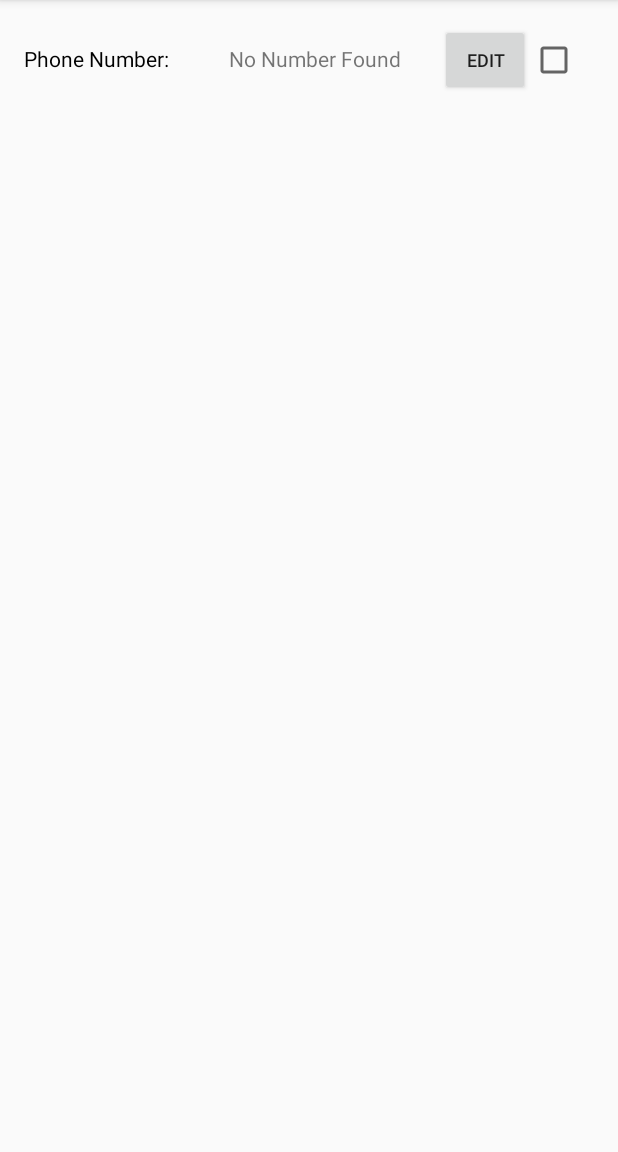
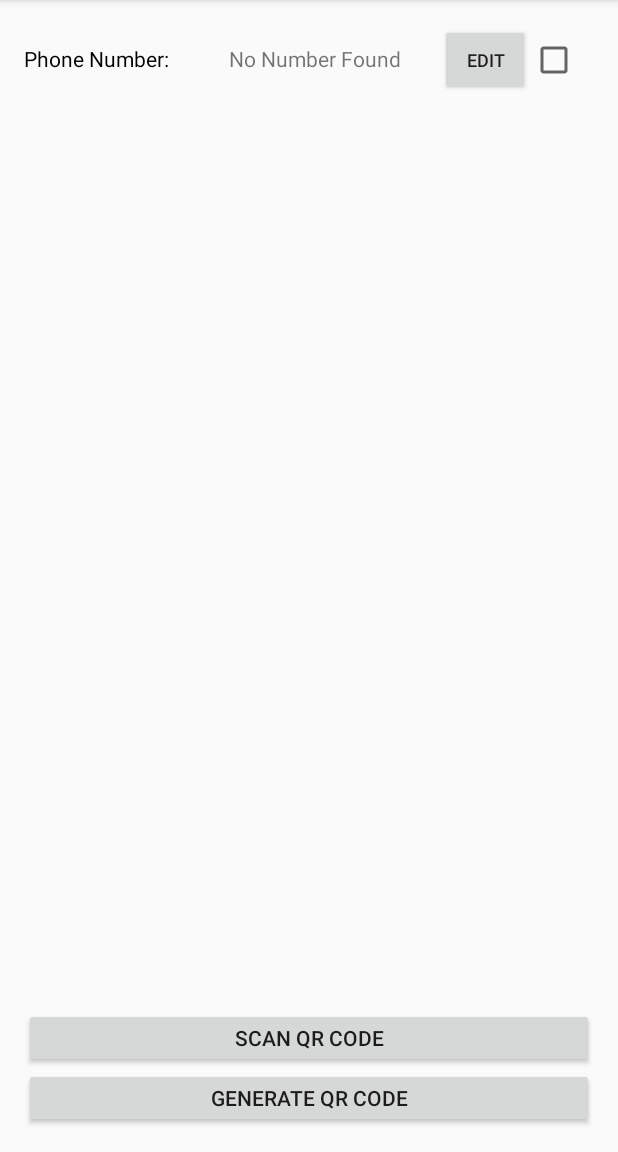
Before and after one commit to eugene-galkine/ContactConnect0, an Android app: the MainActivity screen opened directly, with no data from a screen before it, on a phone screen of 412 x 824 dp, the part 84-1236 px from its top. Run offline under Robolectric (Android 15) with nearby library versions, the phone set to English and light mode, and no system bars; libraries missing offline, so code that uses them is left out: com.journeyapps.barcodescanner.

```diff
--- a/app/build.gradle
+++ b/app/build.gradle
@@ -27,4 +27,6 @@ dependencies {
     compile 'com.android.support:appcompat-v7:24.2.1'
     compile 'com.android.support:design:24.2.1'
     testCompile 'junit:junit:4.12'
+    compile 'com.journeyapps:zxing-android-embedded:3.2.0@aar'
+    compile 'com.google.zxing:core:3.2.1'
 }
--- a/app/src/main/java/com/eg/contactconnect0/IContact.java
+++ b/app/src/main/java/com/eg/contactconnect0/IContact.java
@@ -19,4 +19,6 @@ public abstract class IContact
     }
 
     public abstract void editData();
+
+    public abstract String getQRData();
 }
--- a/app/src/main/java/com/eg/contactconnect0/PhoneConnection.java
+++ b/app/src/main/java/com/eg/contactconnect0/PhoneConnection.java
@@ -14,6 +14,7 @@ public class PhoneConnection extends IContact
 {
     private TelephonyManager tMgr;
     private MainActivity main;
+    private String phoneNum;
 
 
     public PhoneConnection(TextView dataField, CheckBox box, TelephonyManager tMgr, MainActivity ma)
@@ -31,7 +32,8 @@ public class PhoneConnection extends IContact
             return;
 
         //fill in phone number text field
-        String phoneNum = tMgr.getLine1Number();
+        phoneNum = null;
+        phoneNum = tMgr.getLine1Number();
         if (phoneNum != null)
         {
             this.dataTextView.setText(phoneNum);
@@ -50,4 +52,10 @@ public class PhoneConnection extends IContact
     {
 
     }
+
+    @Override
+    public String getQRData()
+    {
+        return "Phone:"+phoneNum;
+    }
 }
--- a/app/src/main/res/layout/activity_main.xml
+++ b/app/src/main/res/layout/activity_main.xml
@@ -1,6 +1,7 @@
 <?xml version="1.0" encoding="utf-8"?>
 <RelativeLayout
     xmlns:android="http://schemas.android.com/apk/res/android"
+    xmlns:app="http://schemas.android.com/apk/res-auto"
     xmlns:tools="http://schemas.android.com/tools"
     android:id="@+id/activity_main"
     android:layout_width="match_parent"
@@ -11,12 +12,24 @@
     android:paddingTop="@dimen/activity_vertical_margin"
     tools:context="com.eg.contactconnect0.MainActivity">
 
+    <ViewFlipper
+        android:layout_width="match_parent"
+        android:layout_height="match_parent"
+        android:id="@+id/view_flipper">
+
+        <LinearLayout
+            android:orientation="vertical"
+            android:layout_width="match_parent"
+            android:layout_height="match_parent"
+            android:weightSum="100">
+
             <TableLayout
                 android:layout_width="match_parent"
                 android:layout_height="match_parent"
                 android:layout_alignParentTop="true"
                 android:layout_alignParentLeft="true"
-        android:layout_alignParentStart="true">
+                android:layout_alignParentStart="true"
+                android:layout_weight="84">
 
                 <TableRow
                     android:layout_width="match_parent"
@@ -47,7 +60,7 @@
                         android:id="@+id/phoneEditButton"
                         android:layout_weight="0.1"
                         android:textSize="12sp"
-                android:onClick="phoneEditButton (MainActivity)"/>
+                        android:onClick="phoneEditButton"/>
 
                     <CheckBox
                         android:layout_width="wrap_content"
@@ -60,4 +73,42 @@
                 </TableRow>
 
             </TableLayout>
+
+            <Button
+                android:text="Scan QR Code"
+                android:layout_width="match_parent"
+                android:layout_height="wrap_content"
+                android:id="@+id/buttonQRRead"
+                android:layout_weight="8"
+                android:onClick="qrScanButton"/>
+
+            <Button
+                android:text="Generate QR Code"
+                android:layout_width="match_parent"
+                android:layout_height="wrap_content"
+                android:id="@+id/buttonQR"
+                android:layout_weight="8"
+                android:onClick="qrWriteButton"/>
+
+        </LinearLayout>
+
+        <FrameLayout
+            android:layout_width="match_parent"
+            android:layout_height="match_parent">
+
+            <ImageView
+                android:layout_width="match_parent"
+                android:layout_height="match_parent"
+                android:id="@+id/qrimage"/>
+
+            <Button
+                android:text="Back"
+                android:layout_width="wrap_content"
+                android:layout_height="wrap_content"
+                android:id="@+id/button2"
+                android:onClick="qrBackButton"/>
+        </FrameLayout>
+
+    </ViewFlipper>
+
 </RelativeLayout>
```
Also changed, not shown: app/src/main/java/com/eg/contactconnect0/MainActivity.java (+72 -0 lines). Lines whose indentation alone changed are shown as unchanged.
